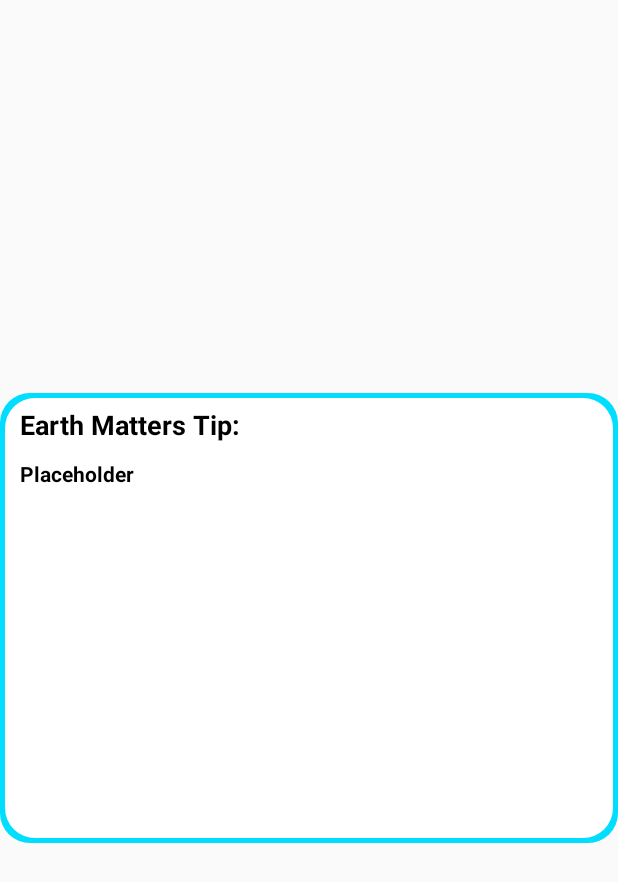
After one commit to earthdayflint/EarthMatters, an Android app: the layout fragment_tip.xml on its own in the app's theme, with its tools: preview values and no code run, on a phone screen of 412 x 824 dp. The commit adds this screen. Shown: the top 882 px of the screen. Run offline under Robolectric (Android 15) with nearby library versions, the phone set to English and light mode, and no system bars.

Commit message:
Added Tip To MainActivity

```diff
--- a/app/build.gradle
+++ b/app/build.gradle
@@ -41,7 +41,7 @@ dependencies {
     compile 'com.google.android.gms:play-services-location:9.8.0'
     compile 'com.google.android.gms:play-services-places:9.8.0'
     compile 'com.roughike:bottom-bar:2.0.2'
+    compile 'com.bignerdranch.android:expandablerecyclerview:1.0.3'
     testCompile 'junit:junit:4.12'
-    compile 'com.bignerdranch.android:expandablerecyclerview:1.0.3'
 }
 apply plugin: 'com.google.gms.google-services'
--- /dev/null
+++ b/app/src/main/res/layout/fragment_tip.xml
@@ -0,0 +1,62 @@
+<android.support.v7.widget.CardView xmlns:android="http://schemas.android.com/apk/res/android"
+    xmlns:card_view="http://schemas.android.com/apk/res-auto"
+    xmlns:tools="http://schemas.android.com/tools"
+    android:id="@+id/tipCardView"
+    android:layout_width="match_parent"
+    android:layout_height="300dp"
+    android:layout_gravity="center"
+    android:layout_marginBottom="8dp"
+    android:layout_marginTop="8dp"
+    android:backgroundTint="@android:color/holo_blue_bright"
+    card_view:cardCornerRadius="20dp"
+    card_view:cardElevation="3dp">
+
+    <android.support.v7.widget.CardView
+        android:layout_width="match_parent"
+        android:layout_height="match_parent"
+        android:layout_gravity="center"
+        android:layout_margin="3dp"
+        android:layout_marginBottom="5dp"
+        android:layout_marginLeft="5dp"
+        android:layout_marginRight="5dp"
+        android:layout_marginTop="5dp"
+        card_view:cardCornerRadius="20dp">
+
+
+        <LinearLayout
+            android:layout_width="match_parent"
+            android:layout_height="match_parent"
+            android:orientation="vertical">
+
+            <TextView
+                android:id="@+id/tipCardHeaderTextView"
+                android:layout_width="match_parent"
+                android:layout_height="wrap_content"
+                android:elevation="1dp"
+                android:gravity="center_vertical"
+                android:paddingBottom="5dp"
+                android:paddingLeft="10dp"
+                android:paddingTop="5dp"
+                android:text="Earth Matters Tip:"
+                android:textColor="#000"
+                android:textSize="18sp"
+                android:textStyle="bold" />
+
+            <TextView
+                android:id="@+id/tipCardTextView"
+                android:layout_width="match_parent"
+                android:layout_height="wrap_content"
+                android:elevation="1dp"
+                android:gravity="center_vertical"
+                android:paddingBottom="5dp"
+                android:paddingLeft="10dp"
+                android:paddingTop="5dp"
+                android:text="Placeholder"
+                android:textColor="#000"
+                android:textSize="14sp"
+                android:textStyle="bold" />
+
+        </LinearLayout>
+    </android.support.v7.widget.CardView>
+
+</android.support.v7.widget.CardView>
--- a/app/src/main/res/xml/bottombar_tabs.xml
+++ b/app/src/main/res/xml/bottombar_tabs.xml
@@ -15,9 +15,9 @@
         icon="@drawable/map"
         title="Maps" />
 
-    <tab
+    <!--<tab
         id="@+id/tab_schedule"
         barColorWhenSelected="#00274c"
         icon="@drawable/clock"
-        title="Schedule" />
+        title="Schedule" />-->  <!--todo implementation-->
 </tabs>
```
Also changed, not shown: app/src/main/java/com/umflint/csc/earthmattersv2/model/CardModel.java (added, +25 -0 lines), app/src/main/java/com/umflint/csc/earthmattersv2/model/ScheduleModel.java (+11 -1 lines), app/src/main/java/com/umflint/csc/earthmattersv2/ux/ExpandedCardActivity.java (+29 -2 lines), app/src/main/java/com/umflint/csc/earthmattersv2/ux/MainActivity.java (+24 -0 lines), app/src/main/res/drawable-hdpi/card_edge.xml (added, +8 -0 lines), app/src/main/res/layout/content_main.xml (+80 -9 lines).
